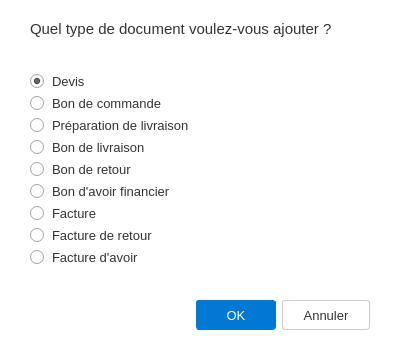
This is program/windows/nouveau_doc/select_doc_type.ui in lak-barmajyat/ERP as Qt 5 draws it before an edit. The edited form follows.
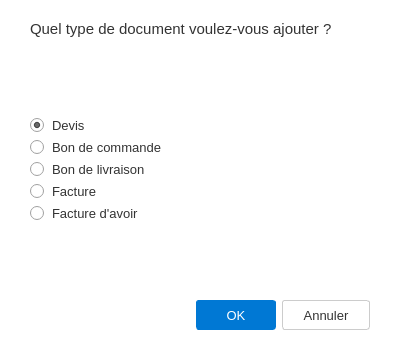
This is the edited form.

Commit message: select_doc edits

```diff
--- a/program/windows/nouveau_doc/select_doc_type.ui
+++ b/program/windows/nouveau_doc/select_doc_type.ui
@@ -108,13 +108,6 @@
      </property>
     </widget>
    </item>
-   <item>
-    <widget class="QRadioButton" name="radioPrepLivraison">
-     <property name="text">
-      <string>Préparation de livraison</string>
-     </property>
-    </widget>
-   </item>
    <item>
     <widget class="QRadioButton" name="radioBonLivraison">
      <property name="text">
@@ -122,20 +115,6 @@
      </property>
     </widget>
    </item>
-   <item>
-    <widget class="QRadioButton" name="radioBonRetour">
-     <property name="text">
-      <string>Bon de retour</string>
-     </property>
-    </widget>
-   </item>
-   <item>
-    <widget class="QRadioButton" name="radioBonAvoirFinancier">
-     <property name="text">
-      <string>Bon d'avoir financier</string>
-     </property>
-    </widget>
-   </item>
    <item>
     <widget class="QRadioButton" name="radioFacture">
      <property name="text">
@@ -143,13 +122,6 @@
      </property>
     </widget>
    </item>
-   <item>
-    <widget class="QRadioButton" name="radioFactureRetour">
-     <property name="text">
-      <string>Facture de retour</string>
-     </property>
-    </widget>
-   </item>
    <item>
     <widget class="QRadioButton" name="radioFactureAvoir">
      <property name="text">
```
The commit also changes 2 other files.
